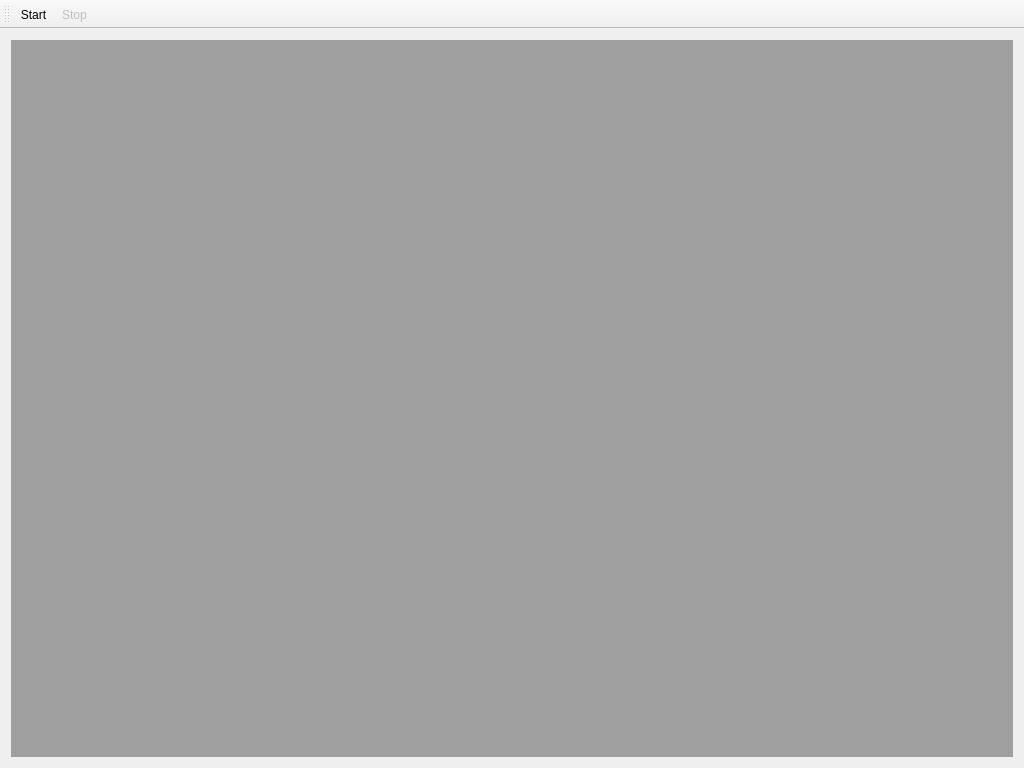
GENIVI/CANdevStudio, file src/gui/mainwindow.ui: the form before one commit.
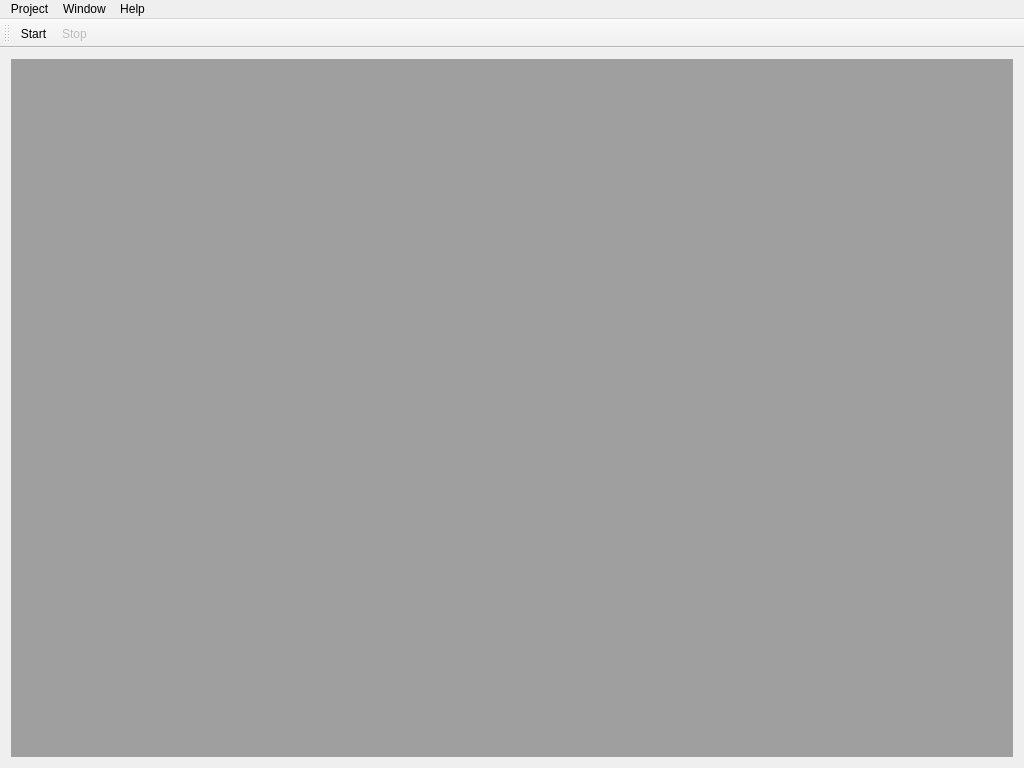
The form after the commit.

Commit message: implemented menu for CANdevStudio (#35)

```diff
--- a/src/gui/mainwindow.ui
+++ b/src/gui/mainwindow.ui
@@ -49,6 +49,42 @@
    <addaction name="actionstart"/>
    <addaction name="actionstop"/>
   </widget>
+  <widget class="QMenuBar" name="menuBar">
+   <property name="geometry">
+    <rect>
+     <x>0</x>
+     <y>0</y>
+     <width>1024</width>
+     <height>22</height>
+    </rect>
+   </property>
+   <widget class="QMenu" name="menuProject">
+    <property name="title">
+     <string>Project</string>
+    </property>
+    <addaction name="actionLoad"/>
+    <addaction name="actionExit"/>
+   </widget>
+   <widget class="QMenu" name="menuHelp">
+    <property name="title">
+     <string>Help</string>
+    </property>
+    <addaction name="actionAbout"/>
+   </widget>
+   <widget class="QMenu" name="menuWindow">
+    <property name="title">
+     <string>Window</string>
+    </property>
+    <addaction name="actionCascade"/>
+    <addaction name="actionTile"/>
+    <addaction name="separator"/>
+    <addaction name="actionSubWindowView"/>
+    <addaction name="actionTabView"/>
+   </widget>
+   <addaction name="menuProject"/>
+   <addaction name="menuWindow"/>
+   <addaction name="menuHelp"/>
+  </widget>
   <action name="actionstart">
    <property name="text">
     <string>Start</string>
```
Left out of the diff: 44 changed lines with no effect on the pictures. The commit also changes 2 other files.
